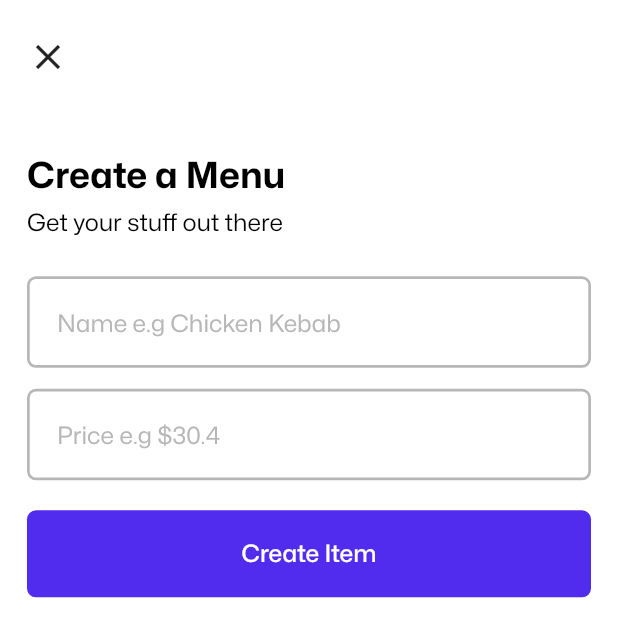
After one commit to devwraithe/parallel_37, a Flutter app: the MenuItemScreen screen opened by its route, on a phone screen of 412 x 824 dp. The commit adds this screen. Shown: the top 637 px of the screen. Run offline on Flutter 3.47's test engine with Material 2 defaults, Android fonts, the phone set to English and light mode, and no system bars; our stand-ins replace another_flushbar, cached_network_image, cloud_firestore, dartz, equatable, firebase_auth and 8 more; accounts and stored records are empty.

Commit message:
feat: create item for a particular menu

```diff
--- a/lib/app/core/routes/route_pages.dart
+++ b/lib/app/core/routes/route_pages.dart
@@ -7,6 +7,7 @@ import 'package:parallel_37/app/presentation/screens/vendor/home_screen.dart';
 import '../../presentation/screens/auth_screens/sign_in_screen.dart';
 import '../../presentation/screens/auth_screens/sign_up_screen.dart';
 import '../../presentation/screens/vendor/create_menu_screen.dart';
+import '../../presentation/screens/vendor/menu_item_screen.dart';
 
 final appRoutes = <String, WidgetBuilder>{
   // authentication
@@ -18,4 +19,5 @@ final appRoutes = <String, WidgetBuilder>{
   Routes.vendorHome: (context) => const VendorHomeScreen(),
   Routes.createStore: (context) => const CreateStoreScreen(),
   Routes.createMenu: (context) => const CreateMenuScreen(),
+  Routes.menuItems: (context) => const MenuItemScreen(),
 };
--- a/lib/app/core/routes/routes.dart
+++ b/lib/app/core/routes/routes.dart
@@ -8,4 +8,5 @@ class Routes {
   static String vendorHome = "/vendor_home";
   static String createStore = "/create_store";
   static String createMenu = "/create_menu";
+  static String menuItems = "/menu_items";
 }
--- a/lib/app/data/repositories/menu_repository_impl.dart
+++ b/lib/app/data/repositories/menu_repository_impl.dart
@@ -72,6 +72,34 @@ class MenuRepositoryImpl implements MenuRepository {
     } catch (e) {
       debugPrint("[SOMETHING WENT WRONG]: $e");
       throw ServerException(e.toString());
+    }
+  }
+
+  @override
+  Future<void> createMenuItem(Map<String, dynamic> data) async {
+    try {
+      print("getting here: $data");
+      final storeCollection = Constants.firestore.collection("stores");
+      final storeDocRef = storeCollection.doc(data['store_id']);
+      final menuCollection = storeDocRef.collection("store_menu");
+      final menuDocRef = menuCollection.doc(data['menu_id']);
+      final menuItemCollection = menuDocRef.collection(data['name']);
+
+      await menuItemCollection.add({
+        'name': data['name'],
+        'price': data['price'],
+        'user_id': user!.uid,
+      }).then((value) {
+        debugPrint("Menu Item Created: $value");
+      }).catchError((err) {
+        debugPrint("Error Creating Menu Item: $err");
+      });
+    } on SocketException catch (e) {
+      debugPrint("SocketException: $e");
+      throw ConnectionException(Constants.socketError);
+    } catch (e) {
+      debugPrint("Something went wrong: $e");
+      throw AuthException(Constants.unknownError);
     }
   }
 
--- a/lib/app/domain/repositories/menu_repository.dart
+++ b/lib/app/domain/repositories/menu_repository.dart
@@ -6,6 +6,7 @@ import '../../core/utilities/errors/failure.dart';
 abstract class MenuRepository {
   Future<void> createMenu(Map<String, dynamic> data);
   Future<Either<Failure, List<MenuModel>>> getMenu(String id);
+  Future<void> createMenuItem(Map<String, dynamic> data);
   Future<void> addItemToMenu(Map<String, dynamic> data);
   Future<String> getMenuDocId(Map<String, dynamic> data);
 }
--- /dev/null
+++ b/lib/app/domain/usecases/menu_usecases/create_menu_item_usecase.dart
@@ -0,0 +1,20 @@
+import 'package:flutter_riverpod/flutter_riverpod.dart';
+
+import '../../../data/repositories/menu_repository_impl.dart';
+import '../../repositories/menu_repository.dart';
+
+class CreateMenuItemUsecase {
+  final MenuRepository _repo;
+  CreateMenuItemUsecase(this._repo);
+
+  Future<void> execute(Map<String, dynamic> data) async {
+    await _repo.createMenuItem(data);
+  }
+}
+
+// provider
+final createMenuItemUsecase = Provider<CreateMenuItemUsecase>(
+  (ref) => CreateMenuItemUsecase(
+    ref.watch(menuRepoProvider),
+  ),
+);
--- /dev/null
+++ b/lib/app/presentation/notifiers/menu_notifiers/create_menu_item_notifier.dart
@@ -0,0 +1,33 @@
+import 'package:flutter_riverpod/flutter_riverpod.dart';
+
+import '../../../domain/usecases/menu_usecases/create_menu_item_usecase.dart';
+
+enum CreateMenuItemState { initial, loading, success, failed }
+
+class CreateMenuItemNotifier extends StateNotifier<CreateMenuItemState> {
+  final CreateMenuItemUsecase _usecase;
+  CreateMenuItemNotifier(this._usecase) : super(CreateMenuItemState.initial);
+
+  String? error;
+
+  Future<CreateMenuItemState> handleCreateMenuItem(
+      Map<String, dynamic> data) async {
+    state = CreateMenuItemState.loading;
+    try {
+      await _usecase.execute(data);
+      state = CreateMenuItemState.success;
+      return state;
+    } catch (e) {
+      state = CreateMenuItemState.failed;
+      error = e.toString();
+      return state;
+    }
+  }
+}
+
+final createMenuItemProvider =
+    StateNotifierProvider<CreateMenuItemNotifier, CreateMenuItemState>(
+  (ref) => CreateMenuItemNotifier(
+    ref.watch(createMenuItemUsecase),
+  ),
+);
--- /dev/null
+++ b/lib/app/presentation/screens/vendor/menu_item_screen.dart
@@ -0,0 +1,121 @@
+import 'package:flutter/material.dart';
+import 'package:flutter_riverpod/flutter_riverpod.dart';
+import 'package:parallel_37/app/presentation/notifiers/menu_notifiers/create_menu_item_notifier.dart';
+
+import '../../../core/theme/text_theme.dart';
+import '../../../core/utilities/constants.dart';
+import '../../../core/utilities/helpers/ui_helpers.dart';
+import '../../../core/utilities/helpers/validator_helpers.dart';
+
+class MenuItemScreen extends StatefulWidget {
+  const MenuItemScreen({super.key});
+
+  @override
+  State<MenuItemScreen> createState() => _MenuItemScreenState();
+}
+
+class _MenuItemScreenState extends State<MenuItemScreen> {
+  final _key = GlobalKey<FormState>(debugLabel: 'create-menu-item');
+
+  final Map<String, dynamic> data = {
+    "name": "",
+    "price": "",
+    "menu_id": "",
+    "store_id": "",
+  };
+
+  _submit(context, CreateMenuItemNotifier notifier) async {
+    final formState = _key.currentState!;
+
+    if (formState.validate()) {
+      formState.save();
+      final result = await notifier.handleCreateMenuItem(data);
+      if (result == CreateMenuItemState.success) {
+        // Navigator.pushNamed(context, Routes.vendorHome);
+      } else if (result == CreateMenuItemState.failed) {
+        UiHelpers.errorFlush(
+          notifier.error!,
+          context,
+        );
+      }
+    }
+  }
+
+  @override
+  Widget build(BuildContext context) {
+    const textTheme = AppTextTheme.textTheme;
+
+    final arguments =
+        ModalRoute.of(context)?.settings.arguments as Map<String, dynamic>?;
+    data['store_id'] = arguments?['store_id'];
+    data['menu_id'] = arguments?['menu_id'];
+
+    return Scaffold(
+      body: SafeArea(
+        child: SingleChildScrollView(
+          padding: Constants.padding,
+          child: Form(
+            key: _key,
+            child: Column(
+              crossAxisAlignment: CrossAxisAlignment.start,
+              children: [
+                const Icon(
+                  Icons.close,
+                  size: 28,
+                ),
+                const SizedBox(height: 50),
+                Text(
+                  "Create a Menu",
+                  style: textTheme.headlineMedium,
+                ),
+                const SizedBox(height: 8.2),
+                Text(
+                  "Get your stuff out there",
+                  style: textTheme.bodyLarge,
+                ),
+                const SizedBox(height: 26),
+                TextFormField(
+                  keyboardType: TextInputType.text,
+                  decoration: InputDecoration(
+                    hintText: "Name e.g Chicken Kebab",
+                    prefix: Constants.prefixSpace,
+                  ),
+                  autovalidateMode: Constants.validateMode,
+                  onSaved: (v) => data['name'] = v,
+                  validator: (v) => ValidatorHelper.storeName(v),
+                  style: textTheme.bodyLarge,
+                ),
+                const SizedBox(height: 14),
+                TextFormField(
+                  keyboardType: TextInputType.emailAddress,
+                  decoration: InputDecoration(
+                    hintText: "Price e.g \$30.4",
+                    prefix: Constants.prefixSpace,
+                  ),
+                  autovalidateMode: Constants.validateMode,
+                  onSaved: (v) => data['price'] = v,
+                  validator: (v) => ValidatorHelper.storeEmail(v),
+                  style: textTheme.bodyLarge,
+                ),
+                const SizedBox(height: 20),
+                Consumer(
+                  builder: (context, ref, _) {
+                    final state = ref.watch(createMenuItemProvider);
+                    final notifier = ref.read(createMenuItemProvider.notifier);
+
+                    return FilledButton(
+                      onPressed: () => _submit(context, notifier),
+                      child: state == CreateMenuItemState.loading
+                          ? UiHelpers.loader()
+                          : const Text("Create Item"),
+                    );
+                  },
+                ),
+              ],
+            ),
+          ),
+        ),
+      ),
+    );
+  }
+}
```
Also changed, not shown: lib/app/presentation/screens/vendor/home_screen.dart (+8 -0 lines), 4 other files.
